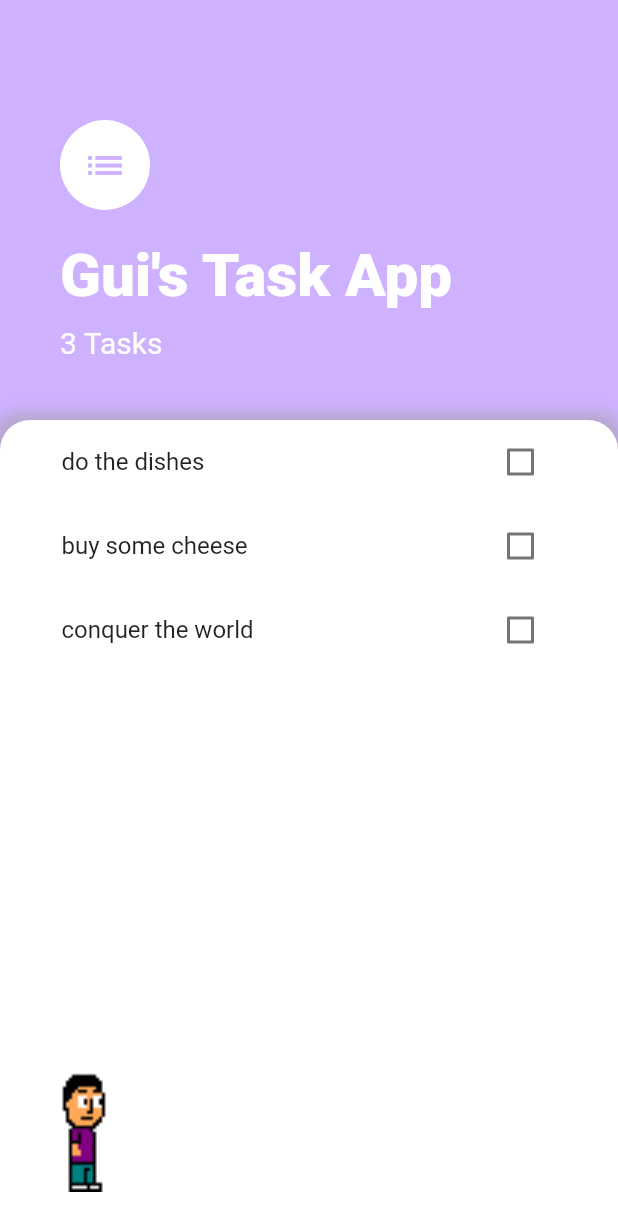
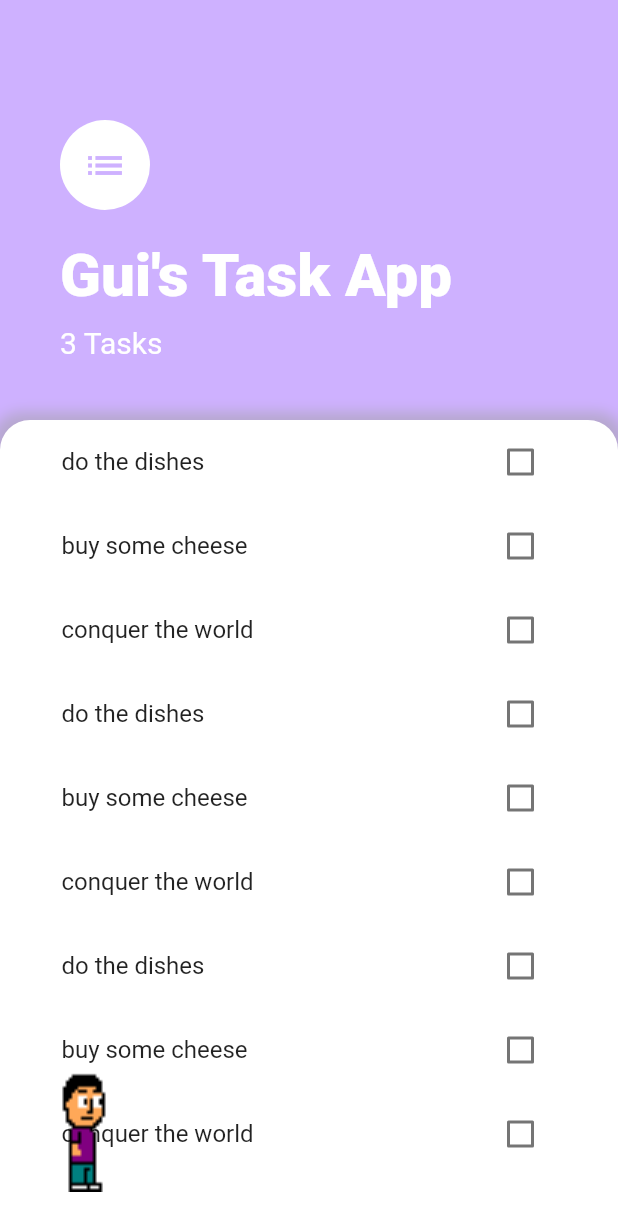
Before and after one commit to Guilherme-Calland/a5_todoey, a Flutter app: the screen it shows after launch, on a phone screen of 412 x 824 dp. Shown: the top 1231 px of the screen. Run offline on Flutter 3.47's test engine with Material 2 defaults, Android fonts, the phone set to English and light mode, and no system bars.

Commit message:
grinding out scoll view

```diff
--- a/lib/screens/tasks.screen.dart
+++ b/lib/screens/tasks.screen.dart
@@ -30,7 +30,7 @@ class TasksScreen extends StatelessWidget {
             Guilherme()
           ],
         ),
-      )
+      ),
     );
   }
 }
--- a/lib/widgets/todoey.listview.dart
+++ b/lib/widgets/todoey.listview.dart
@@ -6,13 +6,40 @@ class TodoeyListView extends StatelessWidget {
   List < String > tasks = [
     'do the dishes',
     'buy some cheese',
-    'conquer the world'
+    'conquer the world',
+    'do the dishes',
+    'buy some cheese',
+    'conquer the world',
+    'do the dishes',
+    'buy some cheese',
+    'conquer the world',
+    'do the dishes',
+    'buy some cheese',
+    'conquer the world',
+    'do the dishes',
+    'buy some cheese',
+    'conquer the world',
+    'do the dishes',
+    'buy some cheese',
+    'conquer the world',
+    'do the dishes',
+    'buy some cheese',
+    'conquer the world',
+    'do the dishes',
+    'buy some cheese',
+    'conquer the world',
+    'do the dishes',
+    'buy some cheese',
+    'conquer the world',
   ];
 
   @override
   Widget build(BuildContext context) {
     return Expanded(
+      child: SingleChildScrollView(
         child: ListView.builder(
+          shrinkWrap: true,
+          scrollDirection: Axis.vertical,
           itemCount: tasks.length,
           itemBuilder: (context, index){
             return ListTile(
@@ -25,6 +52,7 @@ class TodoeyListView extends StatelessWidget {
             );
           }
         ),
+      ),
     );
   }
 }
```
Lines whose indentation alone changed are shown as unchanged.
